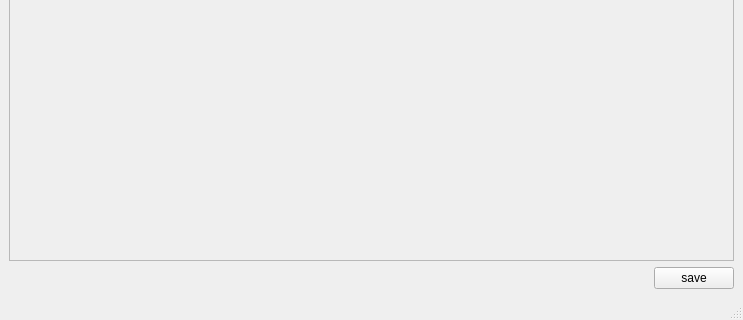
Old version of the form ui/main_window.ui in the repository Sobottasgithub/ClOwn-Mails; both pictures show x 0 to 743 and y 254 to 574 of the 743 by 574 pixel window.
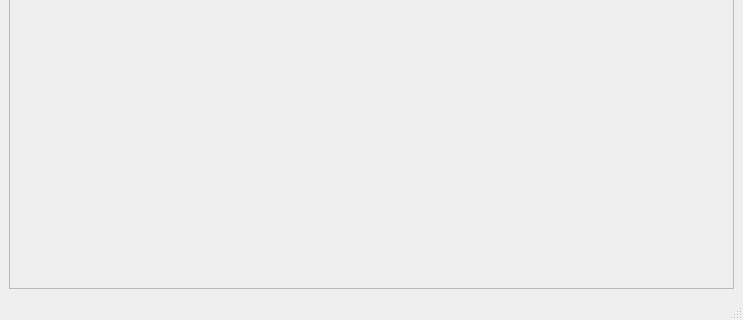
New version of the form.

Diff of the .ui file:
```diff
--- a/ui/main_window.ui
+++ b/ui/main_window.ui
@@ -28,7 +28,7 @@
            <x>0</x>
            <y>0</y>
            <width>721</width>
-           <height>480</height>
+           <height>511</height>
           </rect>
          </property>
          <layout class="QVBoxLayout" name="verticalLayout_2">
@@ -47,30 +47,6 @@
       </item>
      </layout>
     </item>
-    <item row="2" column="0">
-     <layout class="QHBoxLayout" name="horizontalLayout">
-      <item>
-       <spacer name="horizontalSpacer">
-        <property name="orientation">
-         <enum>Qt::Horizontal</enum>
-        </property>
-        <property name="sizeHint" stdset="0">
-         <size>
-          <width>40</width>
-          <height>20</height>
-         </size>
-        </property>
-       </spacer>
-      </item>
-      <item>
-       <widget class="QPushButton" name="uiButton_save">
-        <property name="text">
-         <string>save</string>
-        </property>
-       </widget>
-      </item>
-     </layout>
-    </item>
    </layout>
   </widget>
   <widget class="QMenuBar" name="menubar">
```
